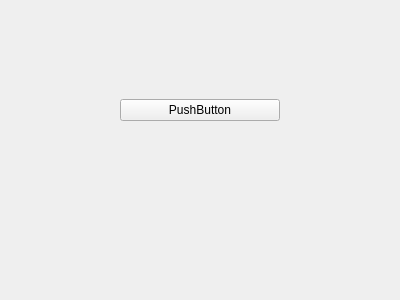
This is test.ui in NeoMCHS/testing-app as Qt 5 draws it before an edit. The edited form follows.
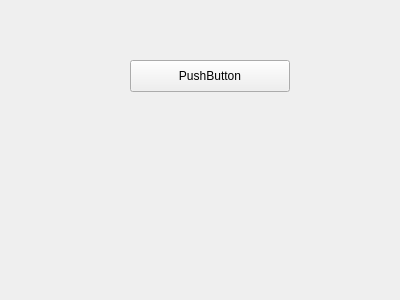
This is the edited form.

Diff of the .ui file:
```diff
--- a/test.ui
+++ b/test.ui
@@ -13,24 +13,18 @@
   <property name="windowTitle">
    <string>Form</string>
   </property>
-  <widget class="QWidget" name="horizontalLayoutWidget">
+  <widget class="QPushButton" name="pushButton">
    <property name="geometry">
     <rect>
-     <x>120</x>
-     <y>70</y>
+     <x>130</x>
+     <y>60</y>
      <width>160</width>
-     <height>80</height>
+     <height>32</height>
     </rect>
    </property>
-   <layout class="QHBoxLayout" name="horizontalLayout">
-    <item>
-     <widget class="QPushButton" name="pushButton">
       <property name="text">
        <string>PushButton</string>
       </property>
-     </widget>
-    </item>
-   </layout>
   </widget>
  </widget>
  <resources/>
```
Lines whose indentation alone changed are shown as unchanged.
